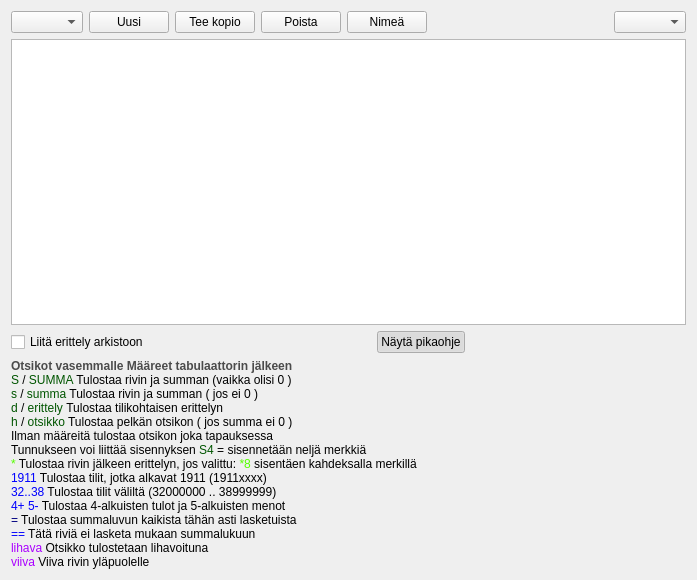
Qt form kitupiikki/maaritys/raportinmuokkaus.ui (artoh/kitupiikki) before a commit.
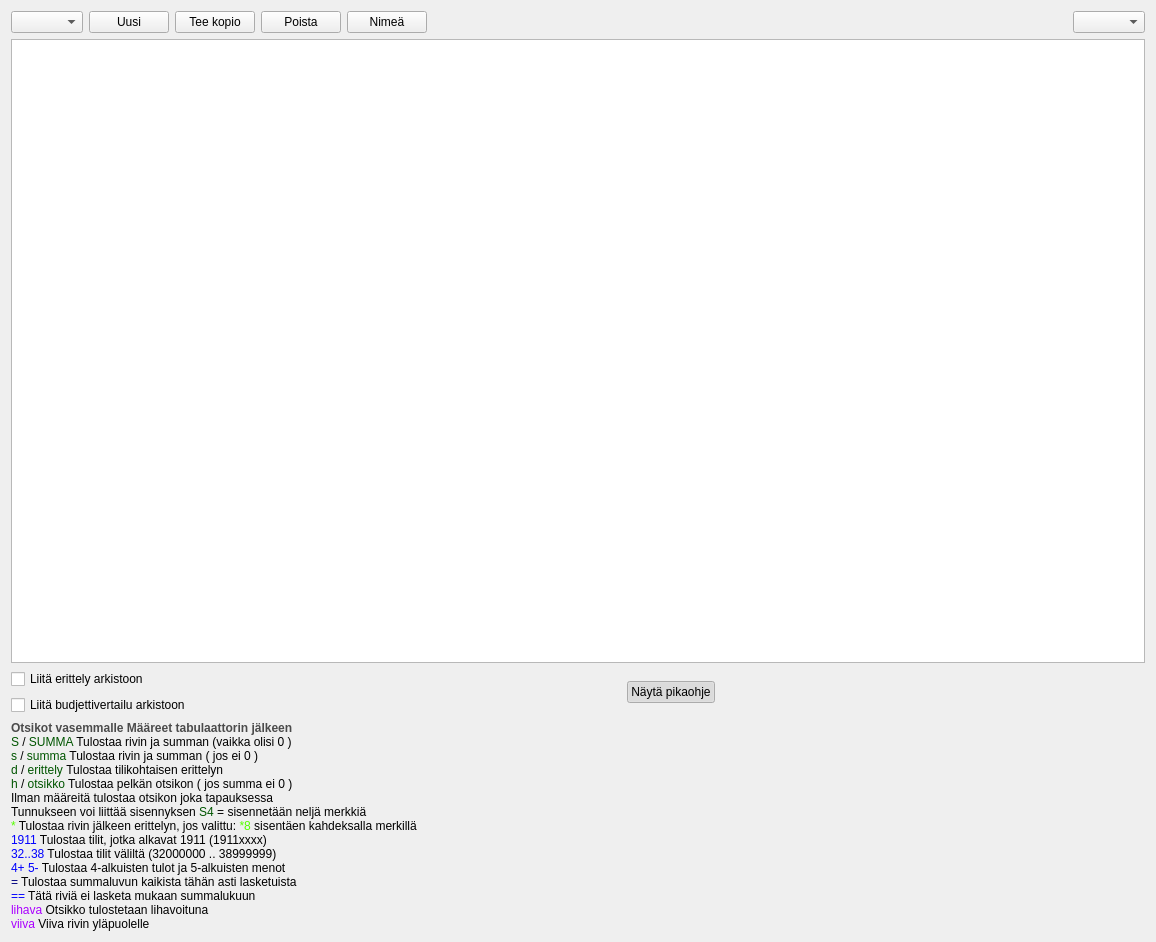
The same form after that commit. Icons and pictures are not drawn.

Commit message: Budjettivertailun voi liittää arkistoon ja tilinpäätökseen

```diff
--- a/kitupiikki/maaritys/raportinmuokkaus.ui
+++ b/kitupiikki/maaritys/raportinmuokkaus.ui
@@ -6,14 +6,14 @@
    <rect>
     <x>0</x>
     <y>0</y>
-    <width>697</width>
-    <height>580</height>
+    <width>1156</width>
+    <height>942</height>
    </rect>
   </property>
   <property name="windowTitle">
    <string>Form</string>
   </property>
-  <layout class="QVBoxLayout" name="verticalLayout">
+  <layout class="QVBoxLayout" name="verticalLayout_2">
    <item>
     <layout class="QHBoxLayout" name="horizontalLayout_2">
      <item>
@@ -97,11 +97,22 @@
    <item>
     <layout class="QHBoxLayout" name="horizontalLayout">
      <item>
+      <layout class="QVBoxLayout" name="verticalLayout">
+       <item>
       <widget class="QCheckBox" name="arkistoBox">
        <property name="text">
         <string>Liitä erittely arkistoon</string>
        </property>
       </widget>
+       </item>
+       <item>
+        <widget class="QCheckBox" name="vertailuCheck">
+         <property name="text">
+          <string>Liitä budjettivertailu arkistoon</string>
+         </property>
+        </widget>
+       </item>
+      </layout>
      </item>
      <item>
       <spacer name="horizontalSpacer">
```
Lines whose indentation alone changed are shown as unchanged. The commit also changes 12 other files.
